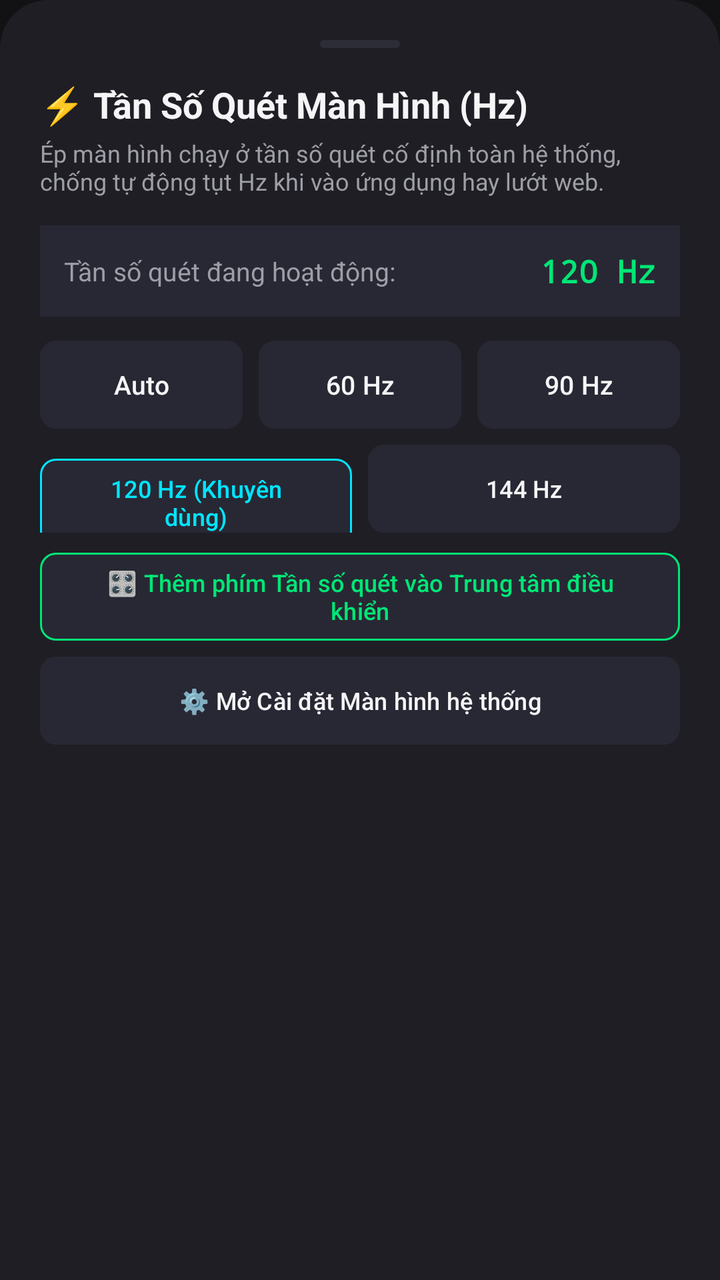
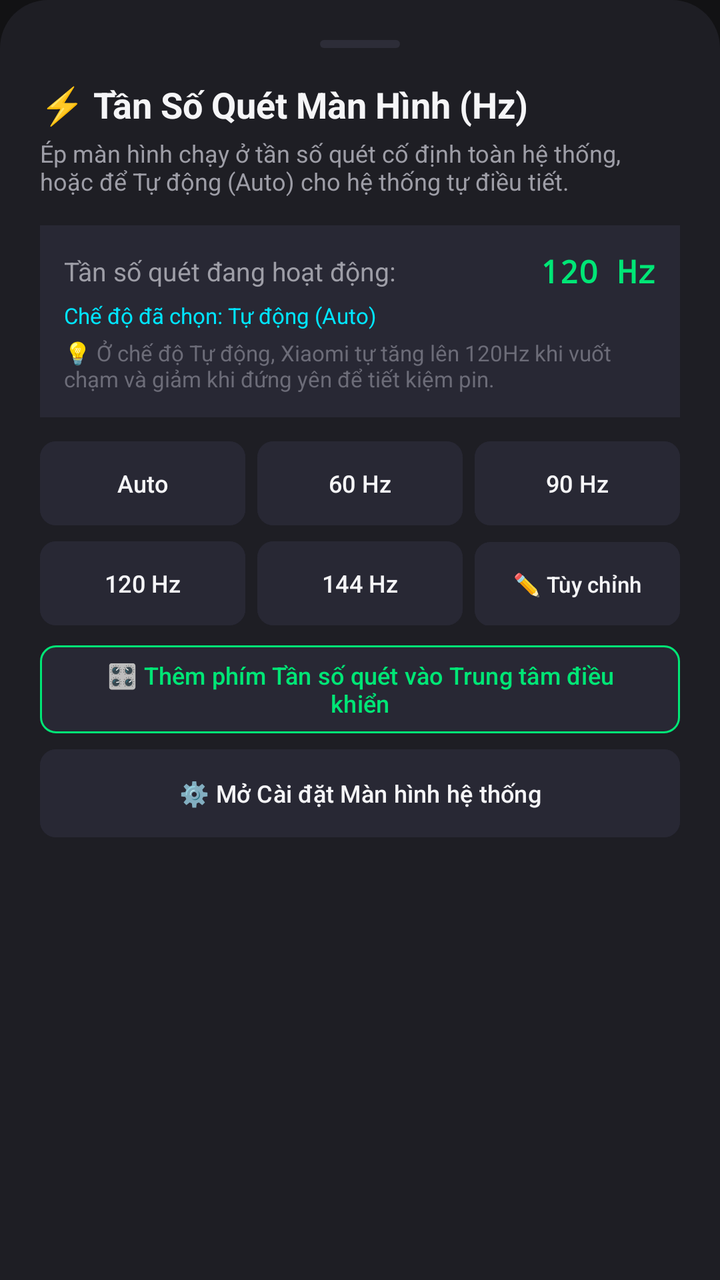

Screens rendered from an Android XML layout before and after an edit, with the pre-edit source and the edit as a unified diff.
<!-- AndroidManifest.xml: application theme Theme.ToolXiaomi -->
<!-- res/layout/bottom_sheet_hz.xml -->
<?xml version="1.0" encoding="utf-8"?>
<LinearLayout xmlns:android="http://schemas.android.com/apk/res/android"
    xmlns:app="http://schemas.android.com/apk/res-auto"
    android:layout_width="match_parent"
    android:layout_height="wrap_content"
    android:background="@drawable/bg_bottom_sheet"
    android:orientation="vertical"
    android:padding="20dp">

    
    <View
        android:layout_width="40dp"
        android:layout_height="4dp"
        android:layout_gravity="center_horizontal"
        android:layout_marginBottom="16dp"
        android:background="@drawable/bg_drag_handle" />

    <TextView
        android:layout_width="wrap_content"
        android:layout_height="wrap_content"
        android:text="⚡ Tần Số Quét Màn Hình (Hz)"
        android:textColor="@color/text_primary"
        android:textSize="18sp"
        android:textStyle="bold" />

    <TextView
        android:layout_width="wrap_content"
        android:layout_height="wrap_content"
        android:layout_marginTop="4dp"
        android:text="Ép màn hình chạy ở tần số quét cố định toàn hệ thống, chống tự động tụt Hz khi vào ứng dụng hay lướt web."
        android:textColor="@color/text_secondary"
        android:textSize="12sp" />

    
    <LinearLayout
        android:layout_width="match_parent"
        android:layout_height="wrap_content"
        android:layout_marginTop="14dp"
        android:background="@color/card_highlight"
        android:gravity="center_vertical"
        android:padding="12dp">

        <TextView
            android:layout_width="0dp"
            android:layout_height="wrap_content"
            android:layout_weight="1"
            android:text="Tần số quét đang hoạt động:"
            android:textColor="@color/text_secondary"
            android:textSize="13sp" />

        <TextView
            android:id="@+id/bs_tv_current_hz"
            android:layout_width="wrap_content"
            android:layout_height="wrap_content"
            android:fontFamily="monospace"
            android:text="120 Hz"
            android:textColor="@color/neon_green"
            android:textSize="16sp"
            android:textStyle="bold" />
    </LinearLayout>

    
    <LinearLayout
        android:layout_width="match_parent"
        android:layout_height="wrap_content"
        android:layout_marginTop="12dp"
        android:orientation="horizontal">

        <com.google.android.material.button.MaterialButton
            android:id="@+id/bs_btn_hz_auto"
            android:layout_width="0dp"
            android:layout_height="wrap_content"
            android:layout_marginEnd="4dp"
            android:layout_weight="1"
            android:minHeight="44dp"
            android:backgroundTint="@color/card_highlight"
            android:insetTop="0dp"
            android:insetBottom="0dp"
            android:text="Auto"
            android:textColor="@color/text_primary"
            android:textSize="13sp"
            app:cornerRadius="8dp" />

        <com.google.android.material.button.MaterialButton
            android:id="@+id/bs_btn_hz_60"
            android:layout_width="0dp"
            android:layout_height="wrap_content"
            android:layout_marginStart="4dp"
            android:layout_marginEnd="4dp"
            android:layout_weight="1"
            android:minHeight="44dp"
            android:backgroundTint="@color/card_highlight"
            android:insetTop="0dp"
            android:insetBottom="0dp"
            android:text="60 Hz"
            android:textColor="@color/text_primary"
            android:textSize="13sp"
            app:cornerRadius="8dp" />

        <com.google.android.material.button.MaterialButton
            android:id="@+id/bs_btn_hz_90"
            android:layout_width="0dp"
            android:layout_height="wrap_content"
            android:layout_marginStart="4dp"
            android:layout_weight="1"
            android:minHeight="44dp"
            android:backgroundTint="@color/card_highlight"
            android:insetTop="0dp"
            android:insetBottom="0dp"
            android:text="90 Hz"
            android:textColor="@color/text_primary"
            android:textSize="13sp"
            app:cornerRadius="8dp" />
    </LinearLayout>

    
    <LinearLayout
        android:layout_width="match_parent"
        android:layout_height="wrap_content"
        android:layout_marginTop="8dp"
        android:orientation="horizontal">

        <com.google.android.material.button.MaterialButton
            android:id="@+id/bs_btn_hz_120"
            android:layout_width="0dp"
            android:layout_height="wrap_content"
            android:layout_marginEnd="4dp"
            android:layout_weight="1"
            android:minHeight="44dp"
            android:backgroundTint="@color/card_highlight"
            android:insetTop="0dp"
            android:insetBottom="0dp"
            android:text="120 Hz (Khuyên dùng)"
            android:textColor="@color/neon_cyan"
            android:textSize="12sp"
            app:cornerRadius="8dp"
            app:strokeColor="@color/neon_cyan"
            app:strokeWidth="1dp" />

        <com.google.android.material.button.MaterialButton
            android:id="@+id/bs_btn_hz_144"
            android:layout_width="0dp"
            android:layout_height="wrap_content"
            android:layout_marginStart="4dp"
            android:layout_weight="1"
            android:minHeight="44dp"
            android:backgroundTint="@color/card_highlight"
            android:insetTop="0dp"
            android:insetBottom="0dp"
            android:text="144 Hz"
            android:textColor="@color/text_primary"
            android:textSize="12sp"
            app:cornerRadius="8dp" />
    </LinearLayout>

    <com.google.android.material.button.MaterialButton
        android:id="@+id/bs_btn_add_hz_tile"
        android:layout_width="match_parent"
        android:layout_height="wrap_content"
        android:layout_marginTop="10dp"
        android:minHeight="44dp"
        android:backgroundTint="@color/card_highlight"
        android:insetTop="0dp"
        android:insetBottom="0dp"
        android:text="🎛️ Thêm phím Tần số quét vào Trung tâm điều khiển"
        android:textColor="@color/neon_green"
        android:textSize="12sp"
        app:cornerRadius="8dp"
        app:strokeColor="@color/neon_green"
        app:strokeWidth="1dp" />

    <com.google.android.material.button.MaterialButton
        android:id="@+id/bs_btn_open_hz_settings"
        android:layout_width="match_parent"
        android:layout_height="wrap_content"
        android:layout_marginTop="8dp"
        android:minHeight="44dp"
        android:backgroundTint="@color/card_highlight"
        android:insetTop="0dp"
        android:insetBottom="0dp"
        android:text="⚙️ Mở Cài đặt Màn hình hệ thống"
        android:textColor="@color/text_primary"
        android:textSize="12sp"
        app:cornerRadius="8dp" />

</LinearLayout>
<!-- resources referenced by this layout -->
<resources>
  <color name="card_highlight">#282834</color>
  <color name="neon_cyan">#00E5FF</color>
  <color name="neon_green">#00E676</color>
  <color name="text_primary">#F5F5F7</color>
  <color name="text_secondary">#9E9EA7</color>
  <!-- drawable bg_bottom_sheet (drawable) -->
  <?xml version="1.0" encoding="utf-8"?>
  <shape xmlns:android="http://schemas.android.com/apk/res/android"
      android:shape="rectangle">
      <solid android:color="@color/card_dark" />
      <corners
          android:topLeftRadius="24dp"
          android:topRightRadius="24dp" />
  </shape>
  <!-- drawable bg_drag_handle (drawable) -->
  <?xml version="1.0" encoding="utf-8"?>
  <shape xmlns:android="http://schemas.android.com/apk/res/android"
      android:shape="rectangle">
      <solid android:color="@color/card_dark_stroke" />
      <corners android:radius="2dp" />
  </shape>
  <style name="Theme.ToolXiaomi" parent="Theme.Material3.DayNight.NoActionBar">
          <item name="colorPrimary">@color/mi_orange</item>
          <item name="colorPrimaryVariant">@color/mi_orange_dark</item>
          <item name="colorOnPrimary">#FFFFFF</item>
          <item name="android:statusBarColor">@color/bg_dark</item>
          <item name="android:navigationBarColor">@color/bg_dark</item>
          <item name="android:windowBackground">@color/bg_dark</item>
      </style>
  <color name="card_dark">#1E1E24</color>
  <color name="card_dark_stroke">#2D2D38</color>
  <color name="mi_orange">#FF6900</color>
  <color name="mi_orange_dark">#E55D00</color>
  <color name="bg_dark">#121214</color>
</resources>

<!-- the commit's change to res/layout/bottom_sheet_hz.xml (unified diff, before → after) -->
@@ -1,186 +1,244 @@
 <?xml version="1.0" encoding="utf-8"?>
-<LinearLayout xmlns:android="http://schemas.android.com/apk/res/android"
+<androidx.core.widget.NestedScrollView xmlns:android="http://schemas.android.com/apk/res/android"
     xmlns:app="http://schemas.android.com/apk/res-auto"
     android:layout_width="match_parent"
     android:layout_height="wrap_content"
     android:background="@drawable/bg_bottom_sheet"
-    android:orientation="vertical"
-    android:padding="20dp">
-
-    
-    <View
-        android:layout_width="40dp"
-        android:layout_height="4dp"
-        android:layout_gravity="center_horizontal"
-        android:layout_marginBottom="16dp"
-        android:background="@drawable/bg_drag_handle" />
-
-    <TextView
-        android:layout_width="wrap_content"
-        android:layout_height="wrap_content"
-        android:text="⚡ Tần Số Quét Màn Hình (Hz)"
-        android:textColor="@color/text_primary"
-        android:textSize="18sp"
-        android:textStyle="bold" />
-
-    <TextView
-        android:layout_width="wrap_content"
-        android:layout_height="wrap_content"
-        android:layout_marginTop="4dp"
-        android:text="Ép màn hình chạy ở tần số quét cố định toàn hệ thống, chống tự động tụt Hz khi vào ứng dụng hay lướt web."
-        android:textColor="@color/text_secondary"
-        android:textSize="12sp" />
-
-    
+    android:fillViewport="true"
+    android:overScrollMode="never">
+
     <LinearLayout
         android:layout_width="match_parent"
         android:layout_height="wrap_content"
-        android:layout_marginTop="14dp"
-        android:background="@color/card_highlight"
-        android:gravity="center_vertical"
-        android:padding="12dp">
+        android:orientation="vertical"
+        android:padding="20dp">
+
+        
+        <View
+            android:layout_width="40dp"
+            android:layout_height="4dp"
+            android:layout_gravity="center_horizontal"
+            android:layout_marginBottom="16dp"
+            android:background="@drawable/bg_drag_handle" />
 
         <TextView
-            android:layout_width="0dp"
-            android:layout_height="wrap_content"
-            android:layout_weight="1"
-            android:text="Tần số quét đang hoạt động:"
+            android:layout_width="wrap_content"
+            android:layout_height="wrap_content"
+            android:text="⚡ Tần Số Quét Màn Hình (Hz)"
+            android:textColor="@color/text_primary"
+            android:textSize="18sp"
+            android:textStyle="bold" />
+
+        <TextView
+            android:layout_width="wrap_content"
+            android:layout_height="wrap_content"
+            android:layout_marginTop="4dp"
+            android:text="Ép màn hình chạy ở tần số quét cố định toàn hệ thống, hoặc để Tự động (Auto) cho hệ thống tự điều tiết."
             android:textColor="@color/text_secondary"
-            android:textSize="13sp" />
-
-        <TextView
-            android:id="@+id/bs_tv_current_hz"
-            android:layout_width="wrap_content"
-            android:layout_height="wrap_content"
-            android:fontFamily="monospace"
-            android:text="120 Hz"
-            android:textColor="@color/neon_green"
-            android:textSize="16sp"
-            android:textStyle="bold" />
-    </LinearLayout>
-
-    
-    <LinearLayout
-        android:layout_width="match_parent"
-        android:layout_height="wrap_content"
-        android:layout_marginTop="12dp"
-        android:orientation="horizontal">
+            android:textSize="12sp" />
+
+        
+        <LinearLayout
+            android:layout_width="match_parent"
+            android:layout_height="wrap_content"
+            android:layout_marginTop="14dp"
+            android:background="@color/card_highlight"
+            android:orientation="vertical"
+            android:padding="12dp">
+
+            <LinearLayout
+                android:layout_width="match_parent"
+                android:layout_height="wrap_content"
+                android:gravity="center_vertical"
+                android:orientation="horizontal">
+
+                <TextView
+                    android:layout_width="0dp"
+                    android:layout_height="wrap_content"
+                    android:layout_weight="1"
+                    android:text="Tần số quét đang hoạt động:"
+                    android:textColor="@color/text_secondary"
+                    android:textSize="13sp" />
+
+                <TextView
+                    android:id="@+id/bs_tv_current_hz"
+                    android:layout_width="wrap_content"
+                    android:layout_height="wrap_content"
+                    android:fontFamily="monospace"
+                    android:text="120 Hz"
+                    android:textColor="@color/neon_green"
+                    android:textSize="16sp"
+                    android:textStyle="bold" />
+            </LinearLayout>
+
+            <TextView
+                android:id="@+id/bs_tv_hz_current_mode"
+                android:layout_width="wrap_content"
+                android:layout_height="wrap_content"
+                android:layout_marginTop="4dp"
+                android:text="Chế độ đã chọn: Tự động (Auto)"
+                android:textColor="@color/neon_cyan"
+                android:textSize="11sp" />
+
+            <TextView
+                android:layout_width="wrap_content"
+                android:layout_height="wrap_content"
+                android:layout_marginTop="4dp"
+                android:text="💡 Ở chế độ Tự động, Xiaomi tự tăng lên 120Hz khi vuốt chạm và giảm khi đứng yên để tiết kiệm pin."
+                android:textColor="@color/text_muted"
+                android:textSize="11sp" />
+        </LinearLayout>
+
+        
+        <LinearLayout
+            android:layout_width="match_parent"
+            android:layout_height="wrap_content"
+            android:layout_marginTop="12dp"
+            android:orientation="horizontal">
+
+            <com.google.android.material.button.MaterialButton
+                android:id="@+id/bs_btn_hz_auto"
+                android:layout_width="0dp"
+                android:layout_height="wrap_content"
+                android:layout_marginEnd="3dp"
+                android:layout_weight="1"
+                android:minHeight="42dp"
+                android:backgroundTint="@color/card_highlight"
+                android:insetTop="0dp"
+                android:insetBottom="0dp"
+                android:paddingLeft="2dp"
+                android:paddingRight="2dp"
+                android:text="Auto"
+                android:textColor="@color/text_primary"
+                android:textSize="12sp"
+                app:cornerRadius="8dp" />
+
+            <com.google.android.material.button.MaterialButton
+                android:id="@+id/bs_btn_hz_60"
+                android:layout_width="0dp"
+                android:layout_height="wrap_content"
+                android:layout_marginStart="3dp"
+                android:layout_marginEnd="3dp"
+                android:layout_weight="1"
+                android:minHeight="42dp"
+                android:backgroundTint="@color/card_highlight"
+                android:insetTop="0dp"
+                android:insetBottom="0dp"
+                android:paddingLeft="2dp"
+                android:paddingRight="2dp"
+                android:text="60 Hz"
+                android:textColor="@color/text_primary"
+                android:textSize="12sp"
+                app:cornerRadius="8dp" />
+
+            <com.google.android.material.button.MaterialButton
+                android:id="@+id/bs_btn_hz_90"
+                android:layout_width="0dp"
+                android:layout_height="wrap_content"
+                android:layout_marginStart="3dp"
+                android:layout_weight="1"
+                android:minHeight="42dp"
+                android:backgroundTint="@color/card_highlight"
+                android:insetTop="0dp"
+                android:insetBottom="0dp"
+                android:paddingLeft="2dp"
+                android:paddingRight="2dp"
+                android:text="90 Hz"
+                android:textColor="@color/text_primary"
+                android:textSize="12sp"
+                app:cornerRadius="8dp" />
+        </LinearLayout>
+
+        
+        <LinearLayout
+            android:layout_width="match_parent"
+            android:layout_height="wrap_content"
+            android:layout_marginTop="8dp"
+            android:orientation="horizontal">
+
+            <com.google.android.material.button.MaterialButton
+                android:id="@+id/bs_btn_hz_120"
+                android:layout_width="0dp"
+                android:layout_height="wrap_content"
+                android:layout_marginEnd="3dp"
+                android:layout_weight="1"
+                android:minHeight="42dp"
+                android:backgroundTint="@color/card_highlight"
+                android:insetTop="0dp"
+                android:insetBottom="0dp"
+                android:paddingLeft="2dp"
+                android:paddingRight="2dp"
+                android:text="120 Hz"
+                android:textColor="@color/text_primary"
+                android:textSize="12sp"
+                app:cornerRadius="8dp" />
+
+            <com.google.android.material.button.MaterialButton
+                android:id="@+id/bs_btn_hz_144"
+                android:layout_width="0dp"
+                android:layout_height="wrap_content"
+                android:layout_marginStart="3dp"
+                android:layout_marginEnd="3dp"
+                android:layout_weight="1"
+                android:minHeight="42dp"
+                android:backgroundTint="@color/card_highlight"
+                android:insetTop="0dp"
+                android:insetBottom="0dp"
+                android:paddingLeft="2dp"
+                android:paddingRight="2dp"
+                android:text="144 Hz"
+                android:textColor="@color/text_primary"
+                android:textSize="12sp"
+                app:cornerRadius="8dp" />
+
+            <com.google.android.material.button.MaterialButton
+                android:id="@+id/bs_btn_hz_custom"
+                android:layout_width="0dp"
+                android:layout_height="wrap_content"
+                android:layout_marginStart="3dp"
+                android:layout_weight="1"
+                android:minHeight="42dp"
+                android:backgroundTint="@color/card_highlight"
+                android:insetTop="0dp"
+                android:insetBottom="0dp"
+                android:paddingLeft="2dp"
+                android:paddingRight="2dp"
+                android:text="✏️ Tùy chỉnh"
+                android:textColor="@color/text_primary"
+                android:textSize="11sp"
+                app:cornerRadius="8dp" />
+        </LinearLayout>
 
         <com.google.android.material.button.MaterialButton
-            android:id="@+id/bs_btn_hz_auto"
-            android:layout_width="0dp"
-            android:layout_height="wrap_content"
-            android:layout_marginEnd="4dp"
-            android:layout_weight="1"
+            android:id="@+id/bs_btn_add_hz_tile"
+            android:layout_width="match_parent"
+            android:layout_height="wrap_content"
+            android:layout_marginTop="10dp"
             android:minHeight="44dp"
             android:backgroundTint="@color/card_highlight"
             android:insetTop="0dp"
             android:insetBottom="0dp"
-            android:text="Auto"
-            android:textColor="@color/text_primary"
-            android:textSize="13sp"
-            app:cornerRadius="8dp" />
+            android:text="🎛️ Thêm phím Tần số quét vào Trung tâm điều khiển"
+            android:textColor="@color/neon_green"
+            android:textSize="12sp"
+            app:cornerRadius="8dp"
+            app:strokeColor="@color/neon_green"
+            app:strokeWidth="1dp" />
 
         <com.google.android.material.button.MaterialButton
-            android:id="@+id/bs_btn_hz_60"
-            android:layout_width="0dp"
-            android:layout_height="wrap_content"
-            android:layout_marginStart="4dp"
-            android:layout_marginEnd="4dp"
-            android:layout_weight="1"
+            android:id="@+id/bs_btn_open_hz_settings"
+            android:layout_width="match_parent"
+            android:layout_height="wrap_content"
+            android:layout_marginTop="8dp"
             android:minHeight="44dp"
             android:backgroundTint="@color/card_highlight"
             android:insetTop="0dp"
             android:insetBottom="0dp"
-            android:text="60 Hz"
-            android:textColor="@color/text_primary"
-            android:textSize="13sp"
-            app:cornerRadius="8dp" />
-
-        <com.google.android.material.button.MaterialButton
-            android:id="@+id/bs_btn_hz_90"
-            android:layout_width="0dp"
-            android:layout_height="wrap_content"
-            android:layout_marginStart="4dp"
-            android:layout_weight="1"
-            android:minHeight="44dp"
-            android:backgroundTint="@color/card_highlight"
-            android:insetTop="0dp"
-            android:insetBottom="0dp"
-            android:text="90 Hz"
-            android:textColor="@color/text_primary"
-            android:textSize="13sp"
-            app:cornerRadius="8dp" />
-    </LinearLayout>
-
-    
-    <LinearLayout
-        android:layout_width="match_parent"
-        android:layout_height="wrap_content"
-        android:layout_marginTop="8dp"
-        android:orientation="horizontal">
-
-        <com.google.android.material.button.MaterialButton
-            android:id="@+id/bs_btn_hz_120"
-            android:layout_width="0dp"
-            android:layout_height="wrap_content"
-            android:layout_marginEnd="4dp"
-            android:layout_weight="1"
-            android:minHeight="44dp"
-            android:backgroundTint="@color/card_highlight"
-            android:insetTop="0dp"
-            android:insetBottom="0dp"
-            android:text="120 Hz (Khuyên dùng)"
-            android:textColor="@color/neon_cyan"
-            android:textSize="12sp"
-            app:cornerRadius="8dp"
-            app:strokeColor="@color/neon_cyan"
-            app:strokeWidth="1dp" />
-
-        <com.google.android.material.button.MaterialButton
-            android:id="@+id/bs_btn_hz_144"
-            android:layout_width="0dp"
-            android:layout_height="wrap_content"
-            android:layout_marginStart="4dp"
-            android:layout_weight="1"
-            android:minHeight="44dp"
-            android:backgroundTint="@color/card_highlight"
-            android:insetTop="0dp"
-            android:insetBottom="0dp"
-            android:text="144 Hz"
+            android:text="⚙️ Mở Cài đặt Màn hình hệ thống"
             android:textColor="@color/text_primary"
             android:textSize="12sp"
             app:cornerRadius="8dp" />
+
     </LinearLayout>
 
-    <com.google.android.material.button.MaterialButton
-        android:id="@+id/bs_btn_add_hz_tile"
-        android:layout_width="match_parent"
-        android:layout_height="wrap_content"
-        android:layout_marginTop="10dp"
-        android:minHeight="44dp"
-        android:backgroundTint="@color/card_highlight"
-        android:insetTop="0dp"
-        android:insetBottom="0dp"
-        android:text="🎛️ Thêm phím Tần số quét vào Trung tâm điều khiển"
-        android:textColor="@color/neon_green"
-        android:textSize="12sp"
-        app:cornerRadius="8dp"
-        app:strokeColor="@color/neon_green"
-        app:strokeWidth="1dp" />
-
-    <com.google.android.material.button.MaterialButton
-        android:id="@+id/bs_btn_open_hz_settings"
-        android:layout_width="match_parent"
-        android:layout_height="wrap_content"
-        android:layout_marginTop="8dp"
-        android:minHeight="44dp"
-        android:backgroundTint="@color/card_highlight"
-        android:insetTop="0dp"
-        android:insetBottom="0dp"
-        android:text="⚙️ Mở Cài đặt Màn hình hệ thống"
-        android:textColor="@color/text_primary"
-        android:textSize="12sp"
-        app:cornerRadius="8dp" />
-
-</LinearLayout>
+</androidx.core.widget.NestedScrollView>
<!-- resource entries referenced after the edit -->
@@ -3,6 +3,7 @@
   <color name="card_highlight">#282834</color>
   <color name="neon_cyan">#00E5FF</color>
   <color name="neon_green">#00E676</color>
+  <color name="text_muted">#6C6C78</color>
   <color name="text_primary">#F5F5F7</color>
   <color name="text_secondary">#9E9EA7</color>
   <!-- drawable bg_bottom_sheet (drawable) -->
